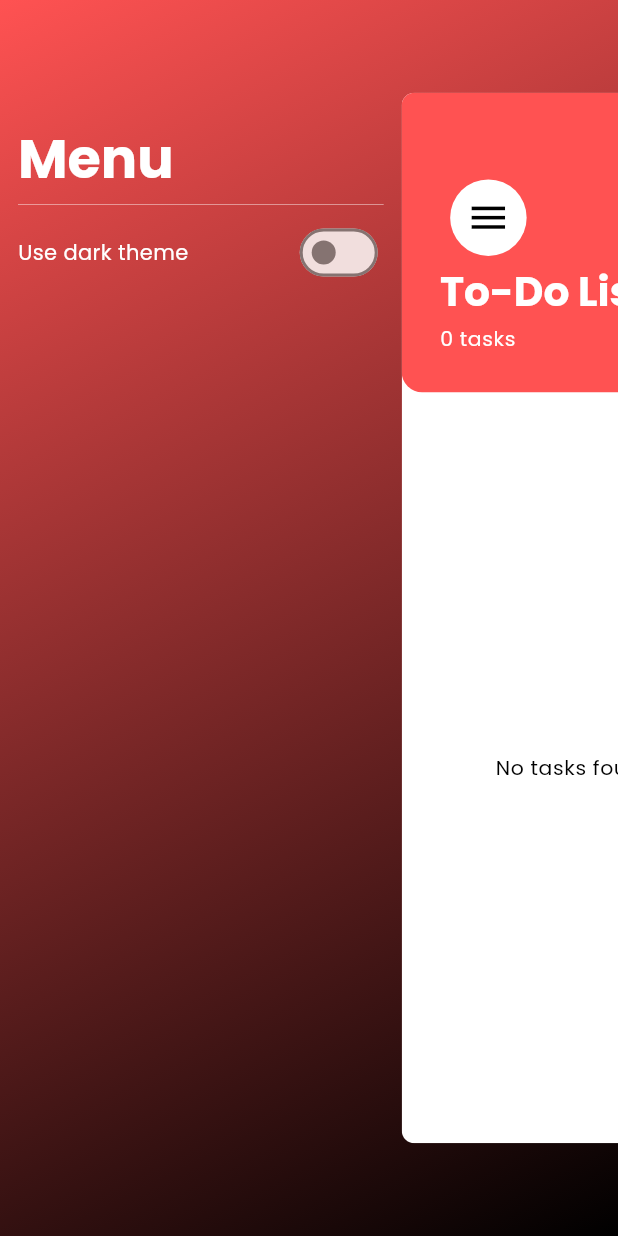
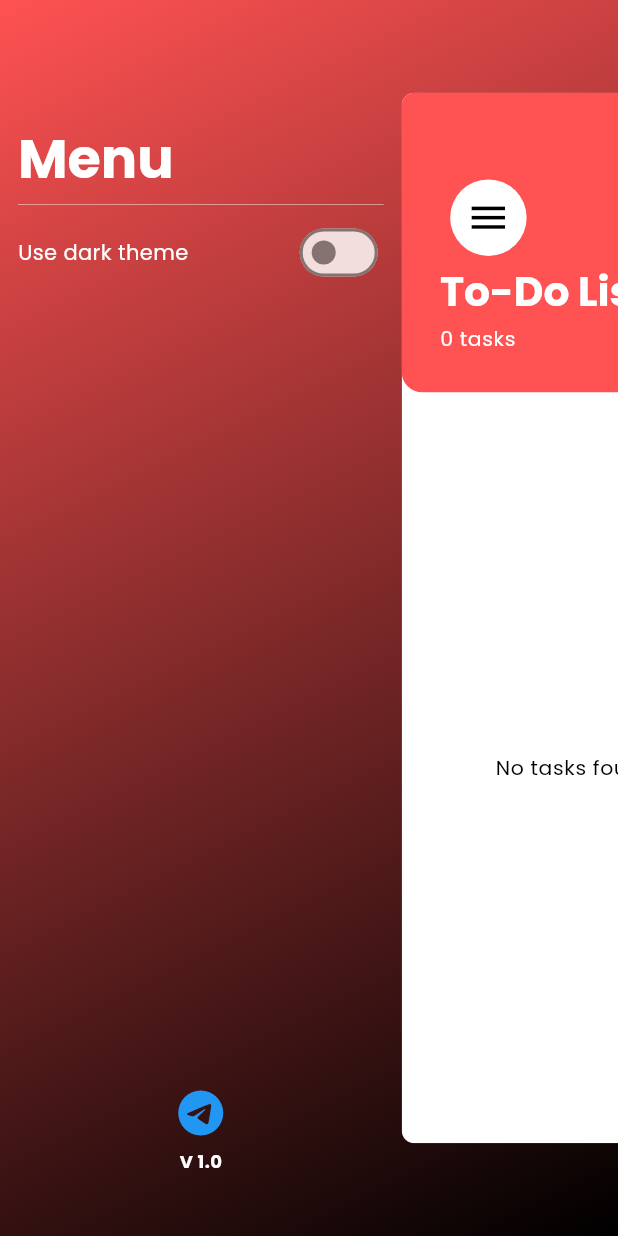
Before and after one commit to abel3ri/flutter_to_do_list, a Flutter app: the screen it shows after launch, after a tap on the "menu" icon, on a phone screen of 412 x 824 dp. Run offline on Flutter 3.47's test engine with Material 3 defaults, Android fonts, the phone set to English and light mode, and no system bars; drawn by our look-alikes of flutter_advanced_drawer; our stand-ins replace cloud_firestore, firebase_auth, firebase_core, flex_color_scheme, go_router, google_fonts; accounts and stored records are empty.

Commit message:
Add drawer content

```diff
--- /dev/null
+++ b/devtools_options.yaml
@@ -0,0 +1 @@
+extensions:
--- a/lib/pages/drawer.dart
+++ b/lib/pages/drawer.dart
@@ -1,6 +1,4 @@
-import 'package:flutter/foundation.dart';
 import 'package:flutter/material.dart';
-import 'package:flutter/widgets.dart';
 
 class AppDrawer extends StatelessWidget {
   const AppDrawer({super.key});
@@ -11,11 +9,16 @@ class AppDrawer extends StatelessWidget {
       child: Container(
         height: MediaQuery.of(context).size.height,
         width: MediaQuery.of(context).size.width,
-        padding: EdgeInsets.symmetric(
-          horizontal: 12,
-          vertical: MediaQuery.of(context).size.height * 0.1,
+        padding: EdgeInsets.only(
+          left: 12,
+          right: 12,
+          top: MediaQuery.of(context).size.height * 0.1,
+          bottom: MediaQuery.of(context).size.height * 0.05,
         ),
         child: Column(
+          mainAxisAlignment: MainAxisAlignment.spaceBetween,
+          children: [
+            Column(
               crossAxisAlignment: CrossAxisAlignment.start,
               children: [
                 Text(
@@ -46,6 +49,29 @@ class AppDrawer extends StatelessWidget {
                 ),
               ],
             ),
+            const Column(
+              mainAxisAlignment: MainAxisAlignment.end,
+              children: [
+                Icon(
+                  Icons.telegram,
+                  color: Colors.blue,
+                  size: 36,
+                ),
+                SizedBox(
+                  height: 6,
+                ),
+                Text(
+                  "V 1.0",
+                  style: TextStyle(
+                    color: Colors.white,
+                    fontSize: 12,
+                    fontWeight: FontWeight.bold,
+                  ),
+                )
+              ],
+            ),
+          ],
+        ),
       ),
     );
   }
```
Lines whose indentation alone changed are shown as unchanged.
